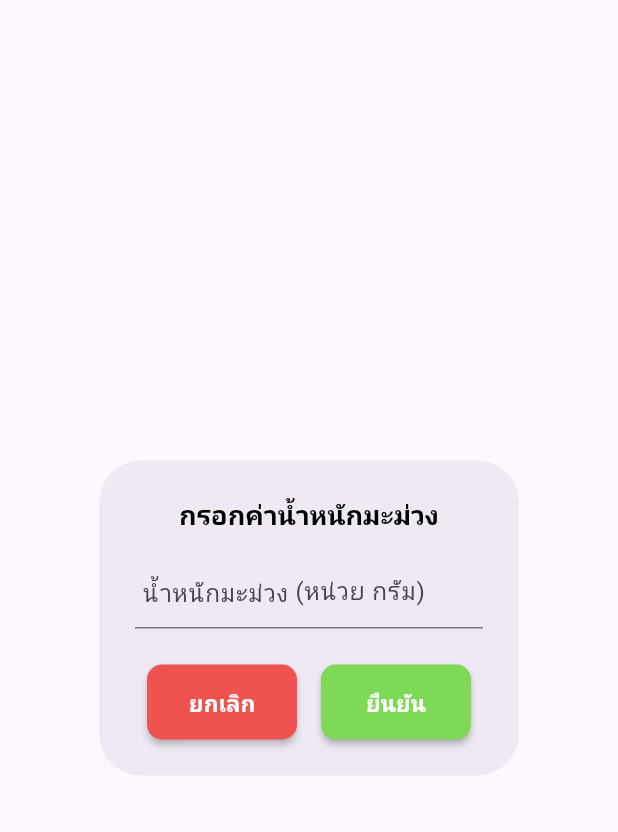
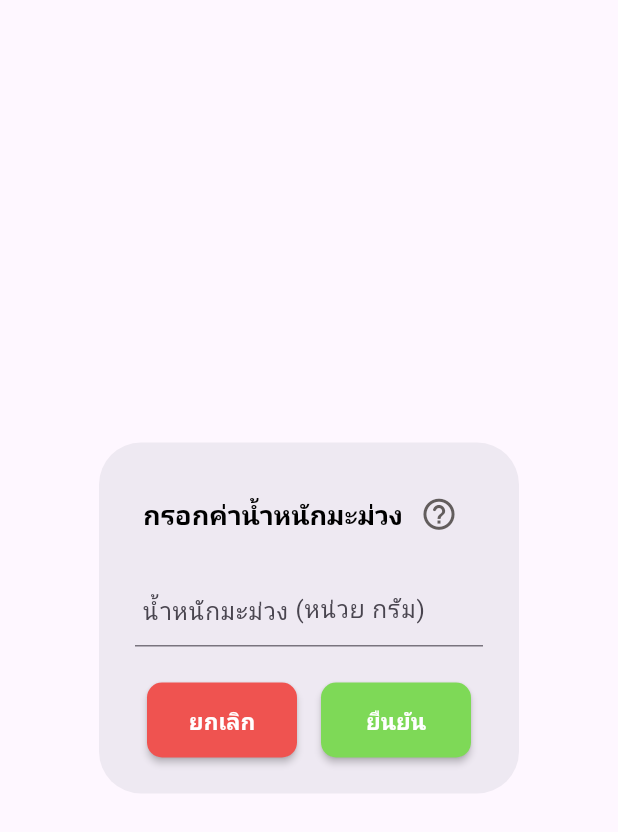
Before and after one commit to janamoss/WatalyGold, a Flutter app: the Dialog_WeightNumber widget shown alone on an empty page, opened directly, on a phone screen of 412 x 824 dp. Shown: the top 832 px of the screen. Run offline on Flutter 3.47's test engine with Material 3 defaults, Android fonts, the phone set to English and light mode, and no system bars; our stand-ins replace camera, carousel_slider, cloud_firestore, cloud_functions, device_info, dots_indicator and 17 more; missing offline and left inert: firebase_ml_model_downloader, platform_device_id_platform_interface, tflite_flutter; accounts and stored records are empty.

Commit message:
commit แก้ไข DialogWeightNumber (เพิ่ม Tooltip)

```diff
--- a/lib/Widgets/WeightNumber/DialogWeightNumber.dart
+++ b/lib/Widgets/WeightNumber/DialogWeightNumber.dart
@@ -13,10 +13,35 @@
   Widget build(BuildContext context) {
     return AlertDialog(
       surfaceTintColor: WhiteColor,
-      title: Text("กรอกค่าน้ำหนักมะม่วง",
-          style: TextStyle(
-              fontSize: 18, color: Colors.black, fontWeight: FontWeight.bold),
-          textAlign: TextAlign.center),
+      title: Row(
+        mainAxisAlignment: MainAxisAlignment.center,
+        children: [
+          Text("กรอกค่าน้ำหนักมะม่วง",
+              style: TextStyle(
+                  fontSize: 18,
+                  color: Colors.black,
+                  fontWeight: FontWeight.bold),
+              textAlign: TextAlign.center),
+          Tooltip(
+            triggerMode: TooltipTriggerMode.tap,
+            child: IconButton(
+              icon: Icon(Icons.help_outline_rounded,
+                  color: const Color.fromARGB(255, 98, 93, 93), size: 25.0),
+              onPressed: null,
+            ),
+            message:
+                'กรอกค่าน้ำหนักของมะม่วงที่วัดจากตาชั่งหรืออื่นๆ ด้วยตนเอง',
+            padding: const EdgeInsets.all(10),
+            showDuration: const Duration(seconds: 2),
+            decoration: BoxDecoration(
+                color: Colors.black,
+                borderRadius: BorderRadius.all(Radius.circular(10))),
+            textStyle: const TextStyle(color: Colors.white),
+            preferBelow: false,
+            verticalOffset: 20,
+          ),
+        ],
+      ),
       content: Container(
         child: Column(
           mainAxisAlignment: MainAxisAlignment.center,
```
